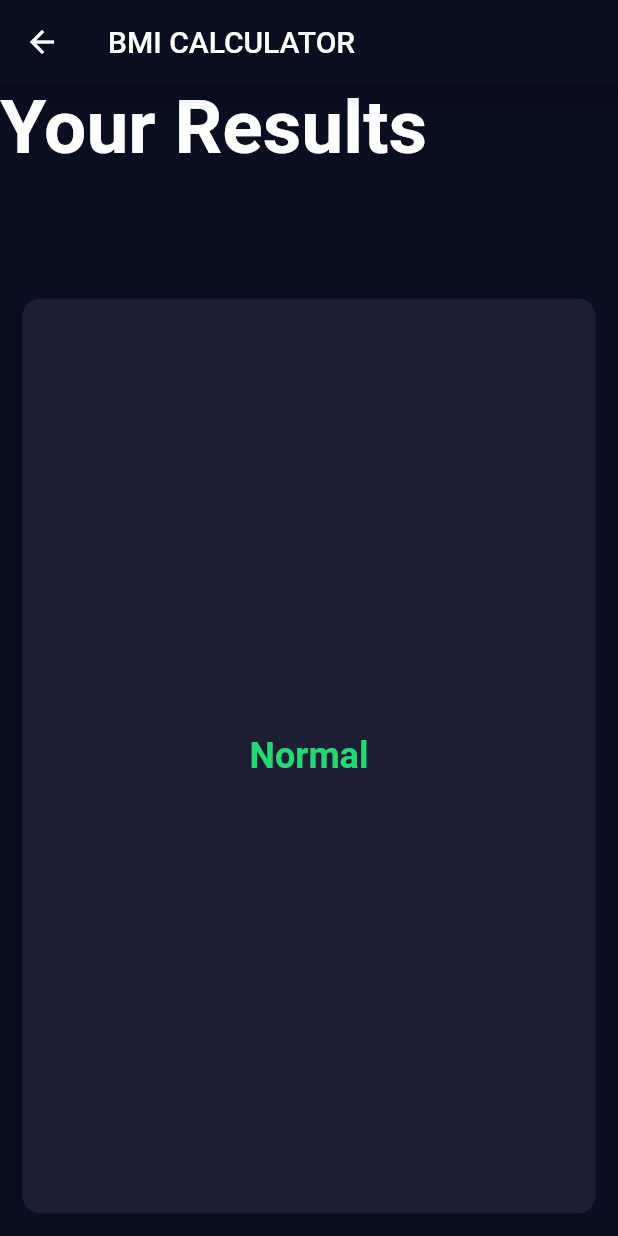
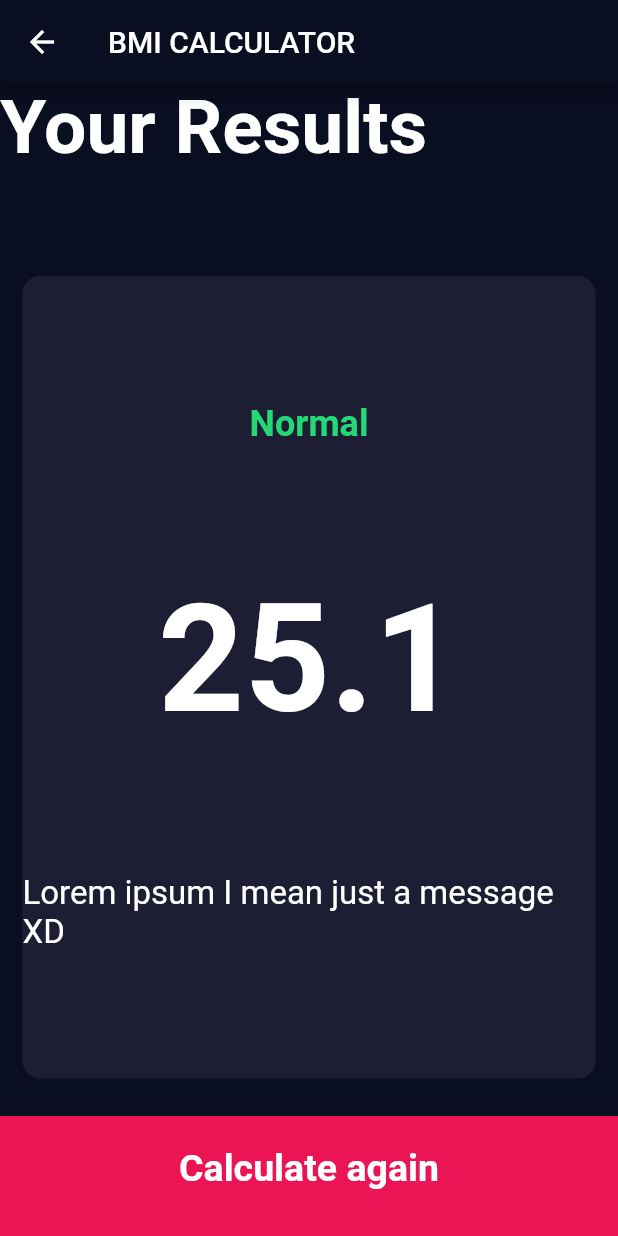
Before and after one commit to ing-arriola/bmiCalculatorFlutter, a Flutter app: the Results screen opened by its route, on a phone screen of 412 x 824 dp. Run offline on Flutter 3.47's test engine with Material 2 defaults, Android fonts, the phone set to English and light mode, and no system bars; our stand-ins replace font_awesome_flutter.

Commit message:
Extrated bottom button on a file for being reusable

```diff
--- /dev/null
+++ b/lib/bottom_button.dart
@@ -0,0 +1,31 @@
+import 'package:flutter/material.dart';
+import 'constants.dart';
+
+class BottomButton extends StatelessWidget {
+  final String route;
+  final String label;
+
+  BottomButton({@required this.route, this.label});
+
+  @override
+  Widget build(BuildContext context) {
+    return GestureDetector(
+      onTap: () {
+        Navigator.of(context).pushNamed(route);
+      },
+      child: Container(
+        child: Center(
+          child: Text(
+            label,
+            style: kLargeButtonStyle,
+          ),
+        ),
+        color: Color(kBottomContainerColor),
+        height: kBottomContainerHeight,
+        width: double.infinity,
+        margin: EdgeInsets.only(top: 10),
+        padding: EdgeInsets.only(bottom: 10),
+      ),
+    );
+  }
+}
--- a/lib/constants.dart
+++ b/lib/constants.dart
@@ -28,3 +28,12 @@ const kTitleTextSyle = TextStyle(
 
 const kResultsTitle = TextStyle(
     color: Color(0xFF24D876), fontSize: 24, fontWeight: FontWeight.bold);
+
+const kBMITextSyle = TextStyle(
+  fontSize: 100,
+  fontWeight: FontWeight.bold,
+);
+
+const kBodyTextSyle = TextStyle(
+  fontSize: 22,
+);
--- a/lib/input_page.dart
+++ b/lib/input_page.dart
@@ -3,6 +3,7 @@ import 'package:font_awesome_flutter/font_awesome_flutter.dart';
 import 'icon_content.dart';
 import 'reusable_card.dart';
 import 'constants.dart';
+import 'bottom_button.dart';
 
 enum Gender { male, female }
 
@@ -212,24 +213,7 @@ class _InputPageState extends State<InputPage> {
                 ],
               ),
             ),
-            GestureDetector(
-              onTap: () {
-                Navigator.of(context).pushNamed('/result');
-              },
-              child: Container(
-                child: Center(
-                  child: Text(
-                    'CALCULATE',
-                    style: kLargeButtonStyle,
-                  ),
-                ),
-                color: Color(kBottomContainerColor),
-                height: kBottomContainerHeight,
-                width: double.infinity,
-                margin: EdgeInsets.only(top: 10),
-                padding: EdgeInsets.only(bottom: 10),
-              ),
-            ),
+            BottomButton(route: '/result', label: 'CALCULATE'),
           ],
         ));
   }
--- a/lib/results_page.dart
+++ b/lib/results_page.dart
@@ -2,6 +2,7 @@ import 'package:bmi_calculator/reusable_card.dart';
 import 'package:flutter/material.dart';
 import 'constants.dart';
 import 'reusable_card.dart';
+import 'bottom_button.dart';
 
 class Results extends StatelessWidget {
   @override
@@ -33,11 +34,18 @@ class Results extends StatelessWidget {
                   Text(
                     'Normal',
                     style: kResultsTitle,
-                  )
+                  ),
+                  Text(
+                    '25.1',
+                    style: kBMITextSyle,
+                  ),
+                  Text('Lorem ipsum I mean just a message XD',
+                      style: kBodyTextSyle)
                 ],
               ),
             ),
-          )
+          ),
+          BottomButton(route: '/', label: 'Calculate again'),
         ],
       ),
     );
```
